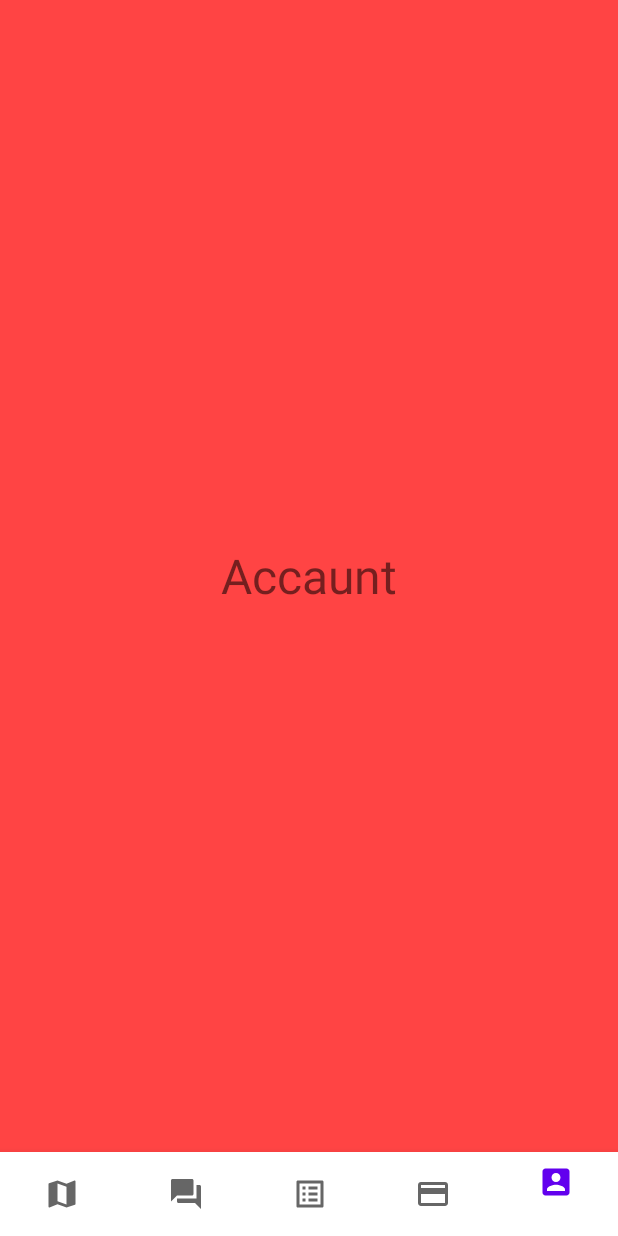
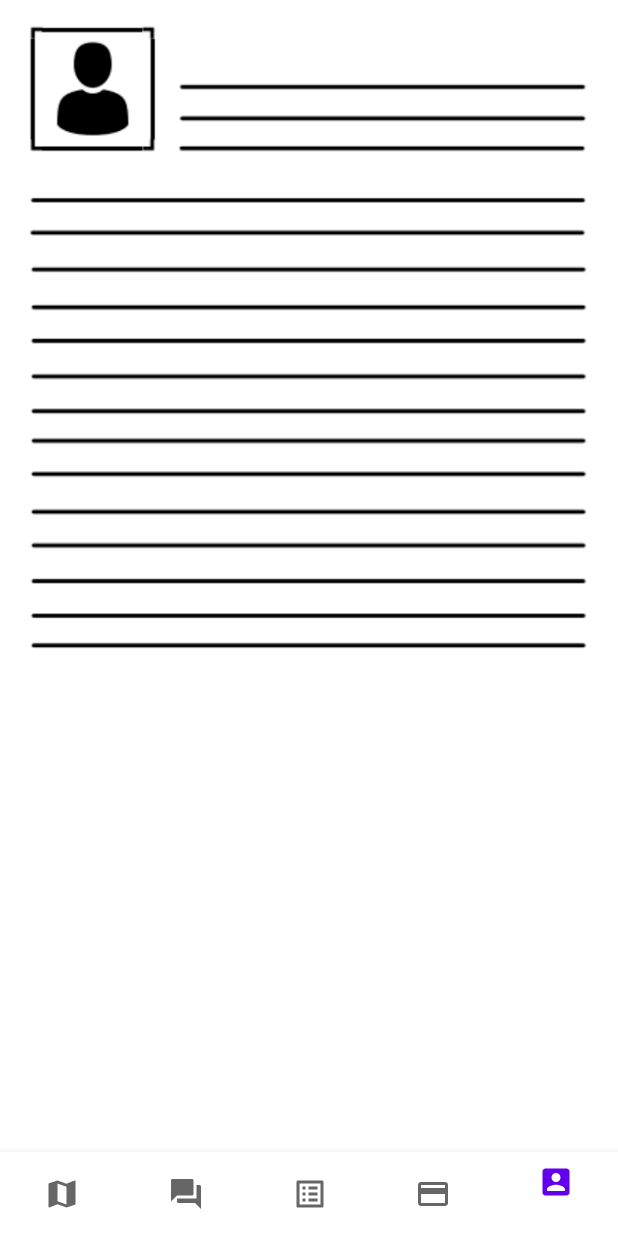
Before and after one commit to davshibru/Kezek, an Android app: the screen it shows after launch (MainActivity), item 5 of the bottom bar chosen, on a phone screen of 412 x 824 dp. Run offline under Robolectric (Android 15) with nearby library versions, the phone set to English and light mode, and no system bars.

Commit message:
карта почти сделана аккаунт нет

```diff
--- a/app/src/main/java/com/example/kezek/data/ChatPlaceData.java
+++ b/app/src/main/java/com/example/kezek/data/ChatPlaceData.java
@@ -9,9 +9,9 @@ public class ChatPlaceData {
     private int imageId;
 
     public static ChatPlaceData[] chatPlaceData = {
-            new ChatPlaceData("Black Sakal", "Спасибо вам за то, что выбираете нас", R.drawable.logo),
-            new ChatPlaceData("Stoma-dent", "Да встречи, берегите свои зубы", R.drawable.logo),
-            new ChatPlaceData("GRATA", "К 13:30 жду вас", R.drawable.logo)
+            new ChatPlaceData("Black Sakal", "Спасибо вам за то, что выбираете нас", R.drawable.ic_baseline_account_box_24),
+            new ChatPlaceData("Stoma-dent", "Да встречи, берегите свои зубы", R.drawable.ic_baseline_account_box_24),
+            new ChatPlaceData("GRATA", "К 13:30 жду вас", R.drawable.ic_baseline_account_box_24)
     };
 
     public ChatPlaceData(String title, String lastMassage, int imageId) {
--- a/app/src/main/res/layout/fragment_account.xml
+++ b/app/src/main/res/layout/fragment_account.xml
@@ -1,14 +1,12 @@
 <?xml version="1.0" encoding="utf-8"?>
 <RelativeLayout xmlns:android="http://schemas.android.com/apk/res/android"
     android:layout_width="match_parent"
-    android:layout_height="match_parent"
-    android:background="@android:color/holo_red_light">
+    android:layout_height="match_parent">
 
-    <TextView
-        android:layout_width="wrap_content"
-        android:layout_height="wrap_content"
-        android:text="Accaunt"
-        android:textSize="32sp"
-        android:layout_centerInParent="true"/>
+    <ImageView
+        android:layout_width="match_parent"
+        android:layout_height="match_parent"
+        android:scaleType="fitStart"
+        android:src="@drawable/account"/>
 
 </RelativeLayout>
```
Also changed, not shown: app/src/main/res/drawable-v24/account.png (added).
